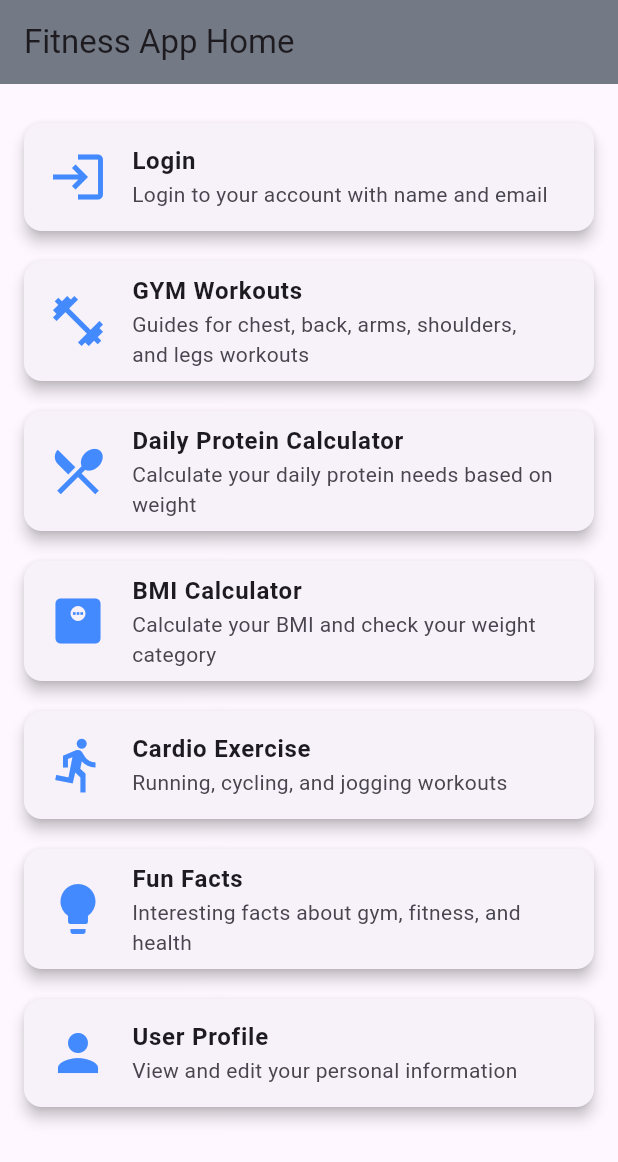
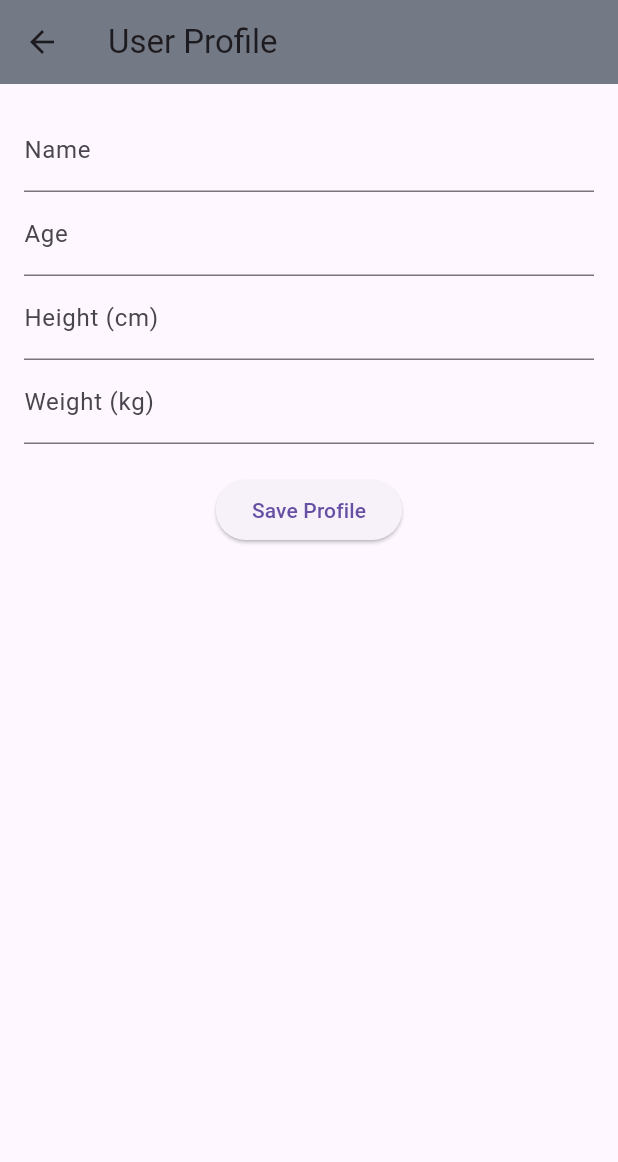
Before and after one commit to FelixJon17/UTS_MOBILEPROGRAMMING_KELOMPOK8, a Flutter app: the screen it shows after launch, after a tap on "User Profile", on a phone screen of 412 x 824 dp. Shown: the top 1162 px of the screen. Run offline on Flutter 3.47's test engine with Material 3 defaults, Android fonts, the light colour scheme and no system bars; our stand-ins replace shared_preferences.

Commit message:
profile_screen.dart

```diff
--- a/lib/screen/bmi_index_calculator.dart
+++ b/lib/screen/bmi_index_calculator.dart
@@ -193,9 +193,3 @@ class _BMICalculatorScreenState extends State<BMICalculatorScreen> {
     );
   }
 }
-
-void main() {
-  runApp(const MaterialApp(
-    home: BMICalculatorScreen(),
-  ));
-}
--- a/lib/screen/fun_fact_screen.dart
+++ b/lib/screen/fun_fact_screen.dart
@@ -1,21 +1,4 @@
 import 'package:flutter/material.dart';
-
-void main() {
-  runApp(MyApp());
-}
-
-class MyApp extends StatelessWidget {
-  @override
-  Widget build(BuildContext context) {
-    return MaterialApp(
-      title: 'Fitness App',
-      theme: ThemeData(
-        primarySwatch: Colors.blue,
-      ),
-      home: FunFactsScreen(),
-    );
-  }
-}
 
 class FunFactsScreen extends StatelessWidget {
   final List<String> funFacts = [
--- a/lib/screen/homescreen.dart
+++ b/lib/screen/homescreen.dart
@@ -1,4 +1,5 @@
 import 'package:fitnessapp/screen/bmi_index_calculator.dart';
+import 'package:fitnessapp/screen/profile_screen.dart';
 import 'package:flutter/material.dart';
 import 'protein_calculator_screen.dart';
 import 'gym_workouts.dart';
@@ -82,17 +83,22 @@ class HomeScreen extends StatelessWidget {
                 // Navigasi ke halaman Fun Facts
                 Navigator.push(
                   context,
-                  MaterialPageRoute(builder: (context) => FunFactsScreen()),  // Arahkan ke FunFactsScreen
-              );
-            },
-          ),
-
+                  MaterialPageRoute(
+                      builder: (context) =>
+                          FunFactsScreen()), // Arahkan ke FunFactsScreen
+                );
+              },
+            ),
             HomeFeatureTile(
               icon: Icons.person,
               title: 'User Profile',
               description: 'View and edit your personal information',
               onTap: () {
-                // Navigate to User Profile screen
+                Navigator.push(
+                  context,
+                  MaterialPageRoute(
+                      builder: (context) => const UserProfileScreen()),
+                );
               },
             ),
           ],
--- /dev/null
+++ b/lib/screen/profile_screen.dart
@@ -0,0 +1,97 @@
+import 'package:flutter/material.dart';
+import 'package:shared_preferences/shared_preferences.dart';
+
+class UserProfileScreen extends StatefulWidget {
+  const UserProfileScreen({super.key});
+
+  @override
+  _UserProfileScreenState createState() => _UserProfileScreenState();
+}
+
+class _UserProfileScreenState extends State<UserProfileScreen> {
+  final TextEditingController _nameController = TextEditingController();
+  final TextEditingController _ageController = TextEditingController();
+  final TextEditingController _heightController = TextEditingController();
+  final TextEditingController _weightController = TextEditingController();
+
+  // Function to load user data from SharedPreferences
+  Future<void> _loadUserData() async {
+    final prefs = await SharedPreferences.getInstance();
+    setState(() {
+      _nameController.text = prefs.getString('userName') ?? '';
+      _ageController.text = prefs.getString('userAge') ?? '';
+      _heightController.text = prefs.getString('userHeight') ?? '';
+      _weightController.text = prefs.getString('userWeight') ?? '';
+    });
+  }
+
+  // Function to save user data into SharedPreferences
+  Future<void> _saveUserData() async {
+    final prefs = await SharedPreferences.getInstance();
+    await prefs.setString('userName', _nameController.text);
+    await prefs.setString('userAge', _ageController.text);
+    await prefs.setString('userHeight', _heightController.text);
+    await prefs.setString('userWeight', _weightController.text);
+
+    // Show a message after saving data
+    ScaffoldMessenger.of(context).showSnackBar(
+      const SnackBar(content: Text('Profile data saved!')),
+    );
+  }
+
+  @override
+  void initState() {
+    super.initState();
+    _loadUserData(); // Load saved data when the screen initializes
+  }
+
+  @override
+  Widget build(BuildContext context) {
+    return Scaffold(
+      appBar: AppBar(
+        title: const Text('User Profile'),
+        backgroundColor: const Color.fromARGB(255, 116, 122, 133),
+      ),
+      body: Padding(
+        padding: const EdgeInsets.all(16.0),
+        child: Column(
+          children: [
+            TextField(
+              controller: _nameController,
+              decoration: const InputDecoration(labelText: 'Name'),
+            ),
+            TextField(
+              controller: _ageController,
+              keyboardType: TextInputType.number,
+              decoration: const InputDecoration(labelText: 'Age'),
+            ),
+            TextField(
+              controller: _heightController,
+              keyboardType: TextInputType.number,
+              decoration: const InputDecoration(labelText: 'Height (cm)'),
+            ),
+            TextField(
+              controller: _weightController,
+              keyboardType: TextInputType.number,
+              decoration: const InputDecoration(labelText: 'Weight (kg)'),
+            ),
+            const SizedBox(height: 20),
+            ElevatedButton(
+              onPressed: _saveUserData, // Save user data when button is pressed
+              child: const Text('Save Profile'),
+            ),
+          ],
+        ),
+      ),
+    );
+  }
+
+  @override
+  void dispose() {
+    _nameController.dispose();
+    _ageController.dispose();
+    _heightController.dispose();
+    _weightController.dispose();
+    super.dispose();
+  }
+}
--- a/pubspec.yaml
+++ b/pubspec.yaml
@@ -3,7 +3,7 @@ description: "A new Flutter project."
 
 # The following line prevents the package from being accidentally published to
 # pub.dev using `flutter pub publish`. This is preferred for private packages.
-publish_to: 'none' # Remove this line if you wish to publish to pub.dev
+publish_to: "none" # Remove this line if you wish to publish to pub.dev
 
 # The following defines the version and build number for your application.
 # A version number is three numbers separated by dots, like 1.2.43
@@ -41,6 +41,7 @@ dependencies:
   # The following adds the Cupertino Icons font to your application.
   # Use with the CupertinoIcons class for iOS style icons.
   cupertino_icons: ^1.0.8
+  shared_preferences: ^2.3.2
 
 dev_dependencies:
   flutter_test:
@@ -58,7 +59,6 @@ dev_dependencies:
 
 # The following section is specific to Flutter packages.
 flutter:
-
   # The following line ensures that the Material Icons font is
   # included with your application, so that you can use the icons in
 
@@ -71,7 +71,6 @@ flutter:
     - assets/img/on_2.png
     - assets/img/on_3.png
     - assets/img/on_4.png
-  #   - images/a_dot_ham.jpeg
 
   # An image asset can refer to one or more resolution-specific "variants", see
   # https://flutter.dev/to/resolution-aware-images
```
Also changed, not shown: pubspec.lock, 1 other file.
